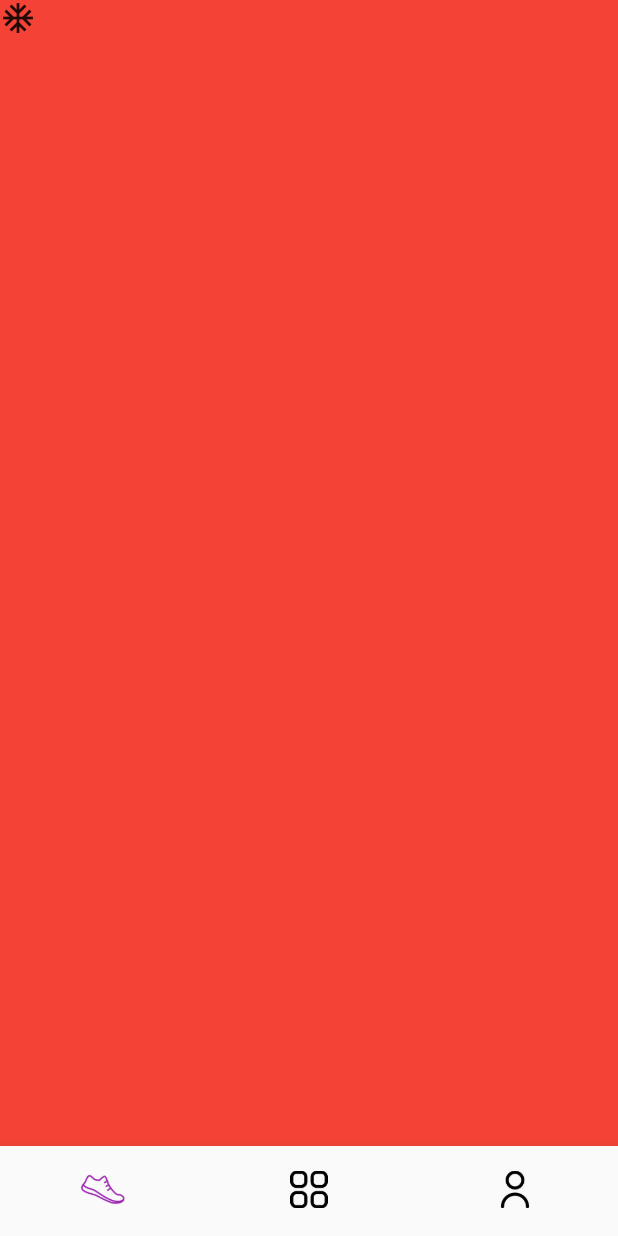
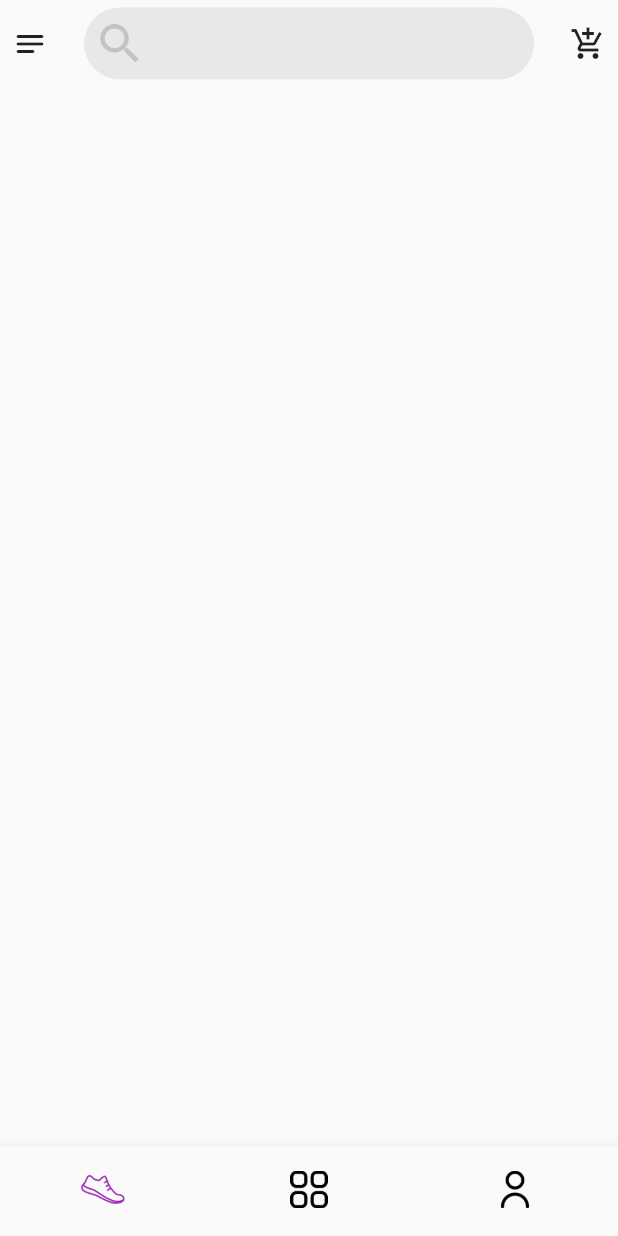
Before and after one commit to najmulmyself/Shoe-Commerce, a Flutter app: the Sneaker screen opened directly, on a phone screen of 412 x 824 dp. Run offline on Flutter 3.47's test engine with Material 2 defaults, Android fonts, the phone set to English and light mode, and no system bars.

Commit message:
search bar completed

```diff
--- /dev/null
+++ b/lib/screen/search_bar.dart
@@ -0,0 +1,43 @@
+import 'package:flutter/material.dart';
+
+class SearchBar extends StatelessWidget {
+  const SearchBar({
+    Key? key,
+  }) : super(key: key);
+
+  @override
+  Widget build(BuildContext context) {
+    return Padding(
+      padding: const EdgeInsets.symmetric(horizontal: 8.0, vertical: 5),
+      child: Row(
+        mainAxisAlignment: MainAxisAlignment.spaceBetween,
+        children: [
+          Icon(Icons.notes_rounded),
+          Container(
+            decoration: BoxDecoration(
+              borderRadius: BorderRadius.circular(30),
+              color: Colors.grey.withOpacity(0.2),
+            ),
+            width: 300,
+            child: TextField(
+              showCursor: false,
+              decoration: InputDecoration(
+                border: InputBorder.none,
+                focusedBorder: InputBorder.none,
+                enabledBorder: InputBorder.none,
+                errorBorder: InputBorder.none,
+                disabledBorder: InputBorder.none,
+                prefixIcon: Icon(
+                  Icons.search,
+                  size: 35,
+                  color: Colors.grey.withOpacity(0.5),
+                ),
+              ),
+            ),
+          ),
+          Icon(Icons.add_shopping_cart)
+        ],
+      ),
+    );
+  }
+}
--- a/lib/screen/sneaker_screen.dart
+++ b/lib/screen/sneaker_screen.dart
@@ -1,4 +1,5 @@
 import 'package:flutter/material.dart';
+import 'package:shoecommerce/screen/search_bar.dart';
 
 class Sneaker extends StatelessWidget {
   const Sneaker({Key? key}) : super(key: key);
@@ -7,12 +8,10 @@ class Sneaker extends StatelessWidget {
   Widget build(BuildContext context) {
     return SafeArea(
       child: Scaffold(
-        backgroundColor: Colors.red,
+        // backgroundColor: Colors.red,
         body: Column(
           children: [
-            Row(
-              children: [Icon(Icons.ac_unit)],
-            ),
+            SearchBar(),
           ],
         ),
         bottomNavigationBar: BottomNavigationBar(
```
